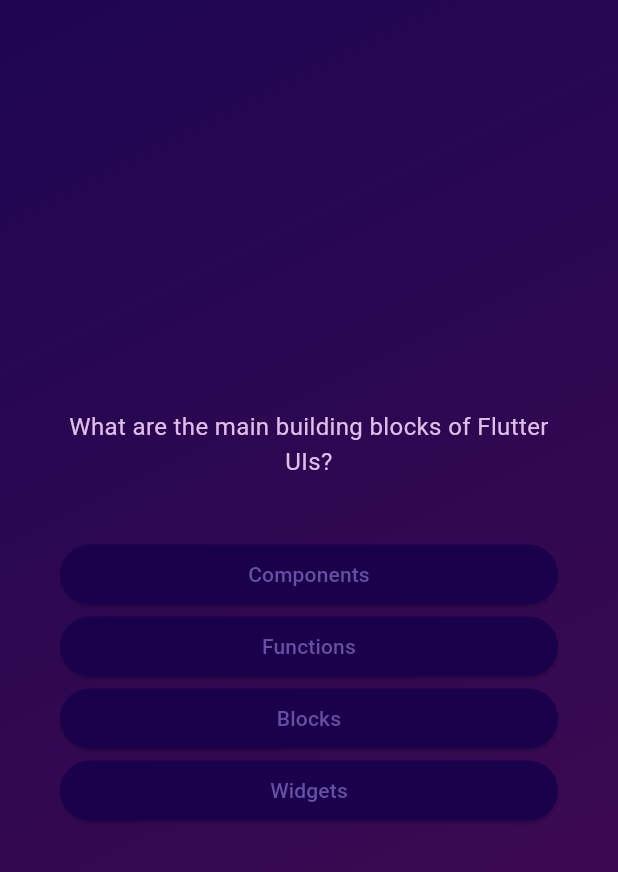
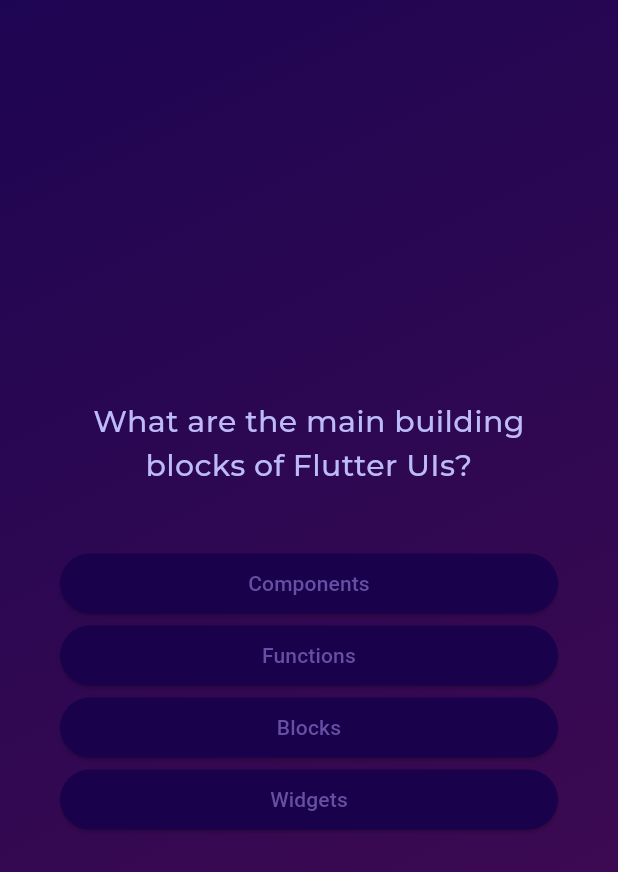
Before and after one commit to SheeloveDol/quiz_app_flutter, a Flutter app: the screen it shows after launch, after a tap on "Start Quiz", on a phone screen of 412 x 824 dp. Shown: the top 872 px of the screen. Run offline on Flutter 3.47's test engine with Material 3 defaults, Android fonts, the phone set to English and light mode, and no system bars; our stand-ins replace google_fonts.

Commit message:
installed google fonts and refactored questions and title text to use it

```diff
--- a/lib/questions_screen.dart
+++ b/lib/questions_screen.dart
@@ -1,4 +1,5 @@
 import 'package:flutter/material.dart';
+import 'package:google_fonts/google_fonts.dart';
 import 'package:quiz_app/data/questions.dart';
 import 'answer_button.dart';
 
@@ -39,9 +40,10 @@ class _QuestionsScreenState extends State<QuestionsScreen> {
             Text(
               currentQuestion
                   .question, // <-- This is the text of the first question
-              style: TextStyle(
-                fontSize: 16,
-                color: Colors.purple[100],
+              style: GoogleFonts.montserrat(
+                fontSize: 20,
+                fontWeight: FontWeight.w500,
+                color: const Color.fromARGB(255, 188, 186, 247),
               ),
               textAlign: TextAlign.center,
             ),
--- a/lib/start_screen.dart
+++ b/lib/start_screen.dart
@@ -1,7 +1,7 @@
 import 'package:flutter/material.dart';
+import 'package:google_fonts/google_fonts.dart';
 
 class StartScreen extends StatelessWidget {
-
   // this accepts the function from the parent `quiz.dart`
   const StartScreen(this.startQuiz, {super.key});
 
@@ -31,11 +31,17 @@ class StartScreen extends StatelessWidget {
             color: const Color.fromARGB(130, 225, 190, 231),
           ),
           const SizedBox(height: 50),
-          Text('Learn Flutter the fun way!',
-              style: TextStyle(fontSize: 20, color: Colors.purple[100])),
+          Text(
+            'Learn Flutter the fun way!',
+            style: GoogleFonts.montserrat(
+              fontSize: 20,
+              color: Colors.purple[100],
+            ),
+          ),
           const SizedBox(height: 50),
           OutlinedButton.icon(
-              onPressed: startQuiz, // Got access to the function from the parent `quiz.dart`
+              onPressed:
+                  startQuiz, // Got access to the function from the parent `quiz.dart`
               icon: Icon(Icons.arrow_right_alt_outlined,
                   color: Colors.purple[100]),
               label: Text('Start Quiz',
--- a/pubspec.yaml
+++ b/pubspec.yaml
@@ -35,6 +35,7 @@ dependencies:
   # The following adds the Cupertino Icons font to your application.
   # Use with the CupertinoIcons class for iOS style icons.
   cupertino_icons: ^1.0.6
+  google_fonts: ^6.2.0
 
 dev_dependencies:
   flutter_test:
```
Also changed, not shown: pubspec.lock, 10 other files.
